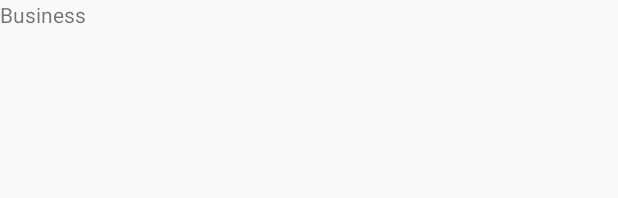
After one commit to ahmad307/Resvit, an Android app: the layout activity_business.xml on its own in the app's theme, with its tools: preview values and no code run, on a phone screen of 412 x 824 dp. The commit adds this screen. Shown: the top 198 px of the screen. Run offline under Robolectric (Android 15) with nearby library versions, the phone set to English and light mode, and no system bars.

```diff
--- a/Resvit/app/src/main/AndroidManifest.xml
+++ b/Resvit/app/src/main/AndroidManifest.xml
@@ -16,6 +16,8 @@
                 <category android:name="android.intent.category.LAUNCHER" />
             </intent-filter>
         </activity>
+        <activity android:name=".HomeActivity" />
+        <activity android:name=".BusinessActivity"></activity>
     </application>
 
 </manifest>
--- /dev/null
+++ b/Resvit/app/src/main/res/layout/activity_business.xml
@@ -0,0 +1,16 @@
+<?xml version="1.0" encoding="utf-8"?>
+<android.support.constraint.ConstraintLayout xmlns:android="http://schemas.android.com/apk/res/android"
+    xmlns:app="http://schemas.android.com/apk/res-auto"
+    xmlns:tools="http://schemas.android.com/tools"
+    android:layout_width="match_parent"
+    android:layout_height="match_parent"
+    tools:context="com.resvit.resvit.BusinessActivity">
+
+    <TextView
+        android:id="@+id/textView"
+        android:layout_width="wrap_content"
+        android:layout_height="wrap_content"
+        android:text="Business"
+        tools:layout_editor_absoluteX="139dp"
+        tools:layout_editor_absoluteY="149dp" />
+</android.support.constraint.ConstraintLayout>
--- a/Resvit/app/src/main/res/layout/activity_login.xml
+++ b/Resvit/app/src/main/res/layout/activity_login.xml
@@ -97,6 +97,8 @@
         android:id="@+id/loginButton"
         android:layout_width="97dp"
         android:layout_height="52dp"
+        android:onClick="Login"
+        tools:layout_editor_absoluteX="128dp"
         android:layout_marginBottom="8dp"
         android:layout_marginTop="8dp"
         android:background="@android:color/holo_orange_light"
```
Also changed, not shown: Resvit/app/src/main/java/com/resvit/resvit/BusinessActivity.java (added, +13 -0 lines), Resvit/app/src/main/java/com/resvit/resvit/HomeActivity.java (added, +13 -0 lines), Resvit/app/src/main/java/com/resvit/resvit/LoginActivity.java (+25 -0 lines), Resvit/app/src/main/res/layout/activity_home.xml (added, +16 -0 lines).
